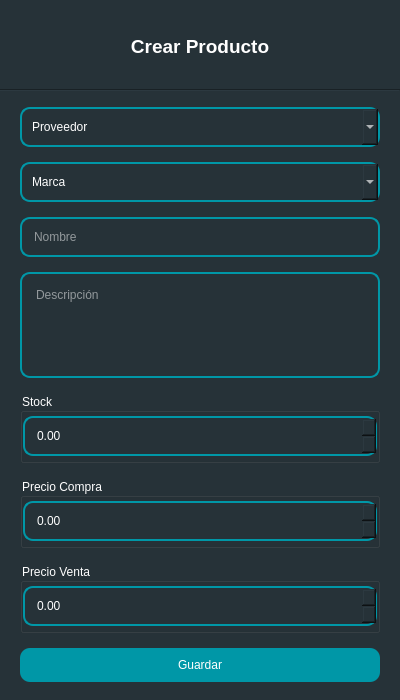
Old version of the form ui/producto_dialog.ui in the repository hm2206/strong_teeth.
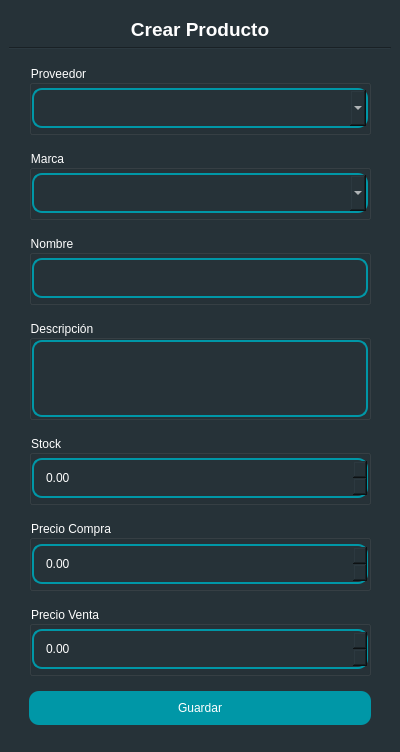
New version of the form.

Commit message: add info dialogs

The edit to the form file:
```diff
--- a/ui/producto_dialog.ui
+++ b/ui/producto_dialog.ui
@@ -10,19 +10,19 @@
     <x>0</x>
     <y>0</y>
     <width>400</width>
-    <height>700</height>
+    <height>752</height>
    </rect>
   </property>
   <property name="minimumSize">
    <size>
     <width>400</width>
-    <height>700</height>
+    <height>750</height>
    </size>
   </property>
   <property name="maximumSize">
    <size>
     <width>400</width>
-    <height>700</height>
+    <height>752</height>
    </size>
   </property>
   <property name="windowTitle">
@@ -102,7 +102,7 @@
 	padding: 10px;
 }</string>
      </property>
-     <layout class="QVBoxLayout" name="verticalLayout" stretch="1,0,8">
+     <layout class="QVBoxLayout" name="verticalLayout" stretch="1">
       <property name="spacing">
        <number>6</number>
       </property>
@@ -120,7 +120,7 @@
         <property name="frameShadow">
          <enum>QFrame::Raised</enum>
         </property>
-        <layout class="QVBoxLayout" name="verticalLayout_2" stretch="0">
+        <layout class="QVBoxLayout" name="verticalLayout_2" stretch="0,0,0">
          <item>
           <widget class="QLabel" name="lbl_title">
            <property name="font">
@@ -147,9 +147,6 @@
            </property>
           </widget>
          </item>
-        </layout>
-       </widget>
-      </item>
       <item>
        <widget class="Line" name="line">
         <property name="orientation">
@@ -176,47 +173,185 @@
           <number>20</number>
          </property>
          <item>
-          <widget class="QComboBox" name="cmb_proveedor">
-           <property name="placeholderText">
+             <widget class="QGroupBox" name="groupBox_4">
+              <property name="minimumSize">
+               <size>
+                <width>0</width>
+                <height>70</height>
+               </size>
+              </property>
+              <property name="maximumSize">
+               <size>
+                <width>16777215</width>
+                <height>70</height>
+               </size>
+              </property>
+              <property name="title">
             <string>Proveedor</string>
            </property>
-          </widget>
-         </item>
+              <layout class="QVBoxLayout" name="verticalLayout_7">
+               <property name="spacing">
+                <number>0</number>
+               </property>
+               <property name="leftMargin">
+                <number>0</number>
+               </property>
+               <property name="topMargin">
+                <number>0</number>
+               </property>
+               <property name="rightMargin">
+                <number>0</number>
+               </property>
+               <property name="bottomMargin">
+                <number>0</number>
+               </property>
          <item>
-          <widget class="QComboBox" name="cmb_marca">
+                <widget class="QComboBox" name="cmb_proveedor">
            <property name="placeholderText">
+                  <string/>
+                 </property>
+                </widget>
+               </item>
+              </layout>
+             </widget>
+            </item>
+            <item>
+             <widget class="QGroupBox" name="groupBox_5">
+              <property name="minimumSize">
+               <size>
+                <width>0</width>
+                <height>70</height>
+               </size>
+              </property>
+              <property name="maximumSize">
+               <size>
+                <width>16777215</width>
+                <height>70</height>
+               </size>
+              </property>
+              <property name="title">
             <string>Marca</string>
            </property>
-          </widget>
-         </item>
+              <layout class="QVBoxLayout" name="verticalLayout_8">
+               <property name="spacing">
+                <number>0</number>
+               </property>
+               <property name="leftMargin">
+                <number>0</number>
+               </property>
+               <property name="topMargin">
+                <number>0</number>
+               </property>
+               <property name="rightMargin">
+                <number>0</number>
+               </property>
+               <property name="bottomMargin">
+                <number>0</number>
+               </property>
+               <item>
+                <widget class="QComboBox" name="cmb_marca">
+                 <property name="placeholderText">
+                  <string/>
+                 </property>
+                </widget>
+               </item>
+              </layout>
+             </widget>
+            </item>
+            <item>
+             <widget class="QGroupBox" name="groupBox_6">
+              <property name="minimumSize">
+               <size>
+                <width>0</width>
+                <height>70</height>
+               </size>
+              </property>
+              <property name="maximumSize">
+               <size>
+                <width>16777215</width>
+                <height>70</height>
+               </size>
+              </property>
+              <property name="title">
+               <string>Nombre</string>
+              </property>
+              <layout class="QVBoxLayout" name="verticalLayout_9">
+               <property name="spacing">
+                <number>0</number>
+               </property>
+               <property name="leftMargin">
+                <number>0</number>
+               </property>
+               <property name="topMargin">
+                <number>0</number>
+               </property>
+               <property name="rightMargin">
+                <number>0</number>
+               </property>
+               <property name="bottomMargin">
+                <number>0</number>
+               </property>
          <item>
           <widget class="QLineEdit" name="input_nombre">
            <property name="styleSheet">
             <string notr="true"/>
            </property>
            <property name="placeholderText">
-            <string>Nombre</string>
+                  <string/>
            </property>
           </widget>
          </item>
+              </layout>
+             </widget>
+            </item>
+            <item>
+             <widget class="QGroupBox" name="groupBox_7">
+              <property name="minimumSize">
+               <size>
+                <width>0</width>
+                <height>100</height>
+               </size>
+              </property>
+              <property name="maximumSize">
+               <size>
+                <width>16777215</width>
+                <height>100</height>
+               </size>
+              </property>
+              <property name="title">
+               <string>Descripción</string>
+              </property>
+              <layout class="QVBoxLayout" name="verticalLayout_10">
+               <property name="spacing">
+                <number>0</number>
+               </property>
+               <property name="leftMargin">
+                <number>0</number>
+               </property>
+               <property name="topMargin">
+                <number>0</number>
+               </property>
+               <property name="rightMargin">
+                <number>0</number>
+               </property>
+               <property name="bottomMargin">
+                <number>0</number>
+               </property>
          <item>
           <widget class="QPlainTextEdit" name="txt_descripcion">
            <property name="lineWrapMode">
             <enum>QPlainTextEdit::WidgetWidth</enum>
            </property>
            <property name="placeholderText">
-            <string>Descripción</string>
-           </property>
+                  <string/>
+                 </property>
+                </widget>
+               </item>
+              </layout>
           </widget>
          </item>
          <item>
-          <widget class="QGroupBox" name="groupBox">
-           <property name="minimumSize">
-            <size>
-             <width>0</width>
-             <height>70</height>
-            </size>
-           </property>
+             <widget class="QGroupBox" name="groupBox_8">
            <property name="title">
             <string>Stock</string>
            </property>
@@ -237,7 +372,11 @@
              <number>0</number>
             </property>
             <item>
-             <widget class="QDoubleSpinBox" name="doubleSpinBox"/>
+                <widget class="QDoubleSpinBox" name="doubleSpinBox">
+                 <property name="frame">
+                  <bool>true</bool>
+                 </property>
+                </widget>
             </item>
            </layout>
           </widget>
@@ -324,6 +463,9 @@
            <property name="text">
             <string>Guardar</string>
            </property>
+             </widget>
+            </item>
+           </layout>
           </widget>
          </item>
         </layout>
```
Lines whose indentation alone changed are shown as unchanged. The commit also changes 6 other files.
